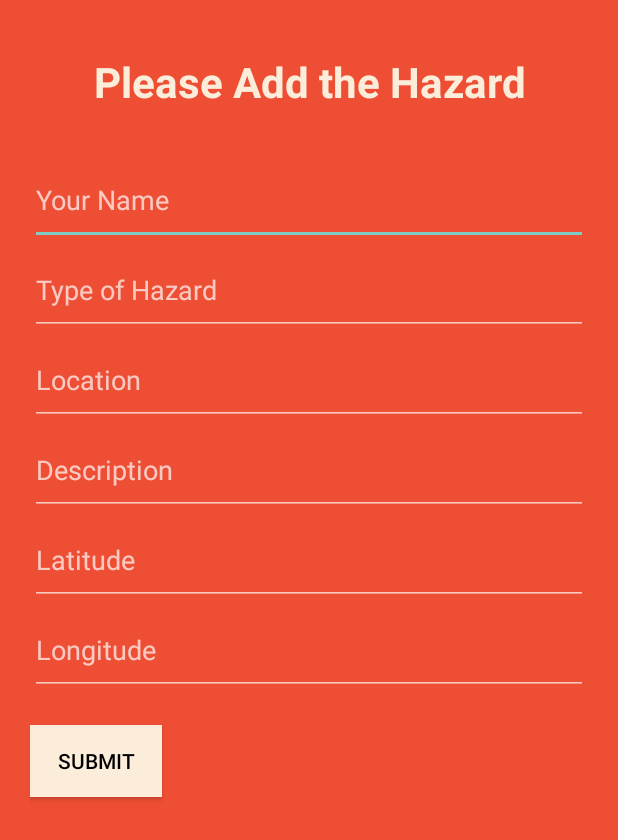
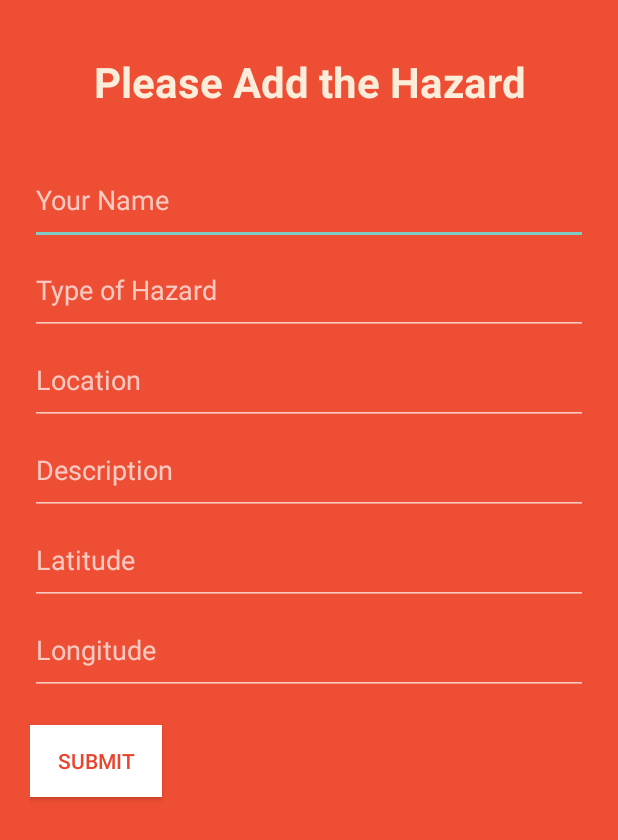
Before and after one commit to JNazrin/road-alert-plus, an Android app: the AddHazard screen opened directly, with no data from a screen before it, on a phone screen of 412 x 824 dp. Shown: the top 840 px of the screen. Run offline under Robolectric (Android 15) with nearby library versions, the phone set to English and light mode, and no system bars; our stand-ins replace Volley.

Commit message:
Rename app and fix ui color

```diff
--- a/GroupProject_ICT602/app/src/main/AndroidManifest.xml
+++ b/GroupProject_ICT602/app/src/main/AndroidManifest.xml
@@ -12,7 +12,7 @@
         android:dataExtractionRules="@xml/data_extraction_rules"
         android:fullBackupContent="@xml/backup_rules"
         android:icon="@mipmap/ic_launcher"
-        android:label="@string/app_name"
+        android:label="RoadAlert+"
         android:supportsRtl="true"
         android:theme="@style/Theme.GroupProject_ICT602"
         android:usesCleartextTraffic="true"
--- a/GroupProject_ICT602/app/src/main/res/layout/about_page.xml
+++ b/GroupProject_ICT602/app/src/main/res/layout/about_page.xml
@@ -248,8 +248,9 @@
                 android:layout_width="wrap_content"
                 android:layout_height="wrap_content"
                 android:layout_marginBottom="22dp"
-                android:background="#EE4E34"
-                android:text="Github"
+                android:background="@color/orange"
+                android:textColor="@color/white"
+                android:text="GitHub"
                 app:layout_constraintBottom_toBottomOf="parent"
                 app:layout_constraintEnd_toEndOf="parent"
                 app:layout_constraintHorizontal_bias="0.498"
--- a/GroupProject_ICT602/app/src/main/res/layout/add_hazard.xml
+++ b/GroupProject_ICT602/app/src/main/res/layout/add_hazard.xml
@@ -71,7 +71,7 @@
         android:layout_width="wrap_content"
         android:layout_height="wrap_content"
         android:text="Submit"
-        android:background="#FCEDDA"
-        android:textColor="@color/black"
+        android:background="@color/white"
+        android:textColor="@color/orange"
         android:layout_marginTop="20dp"/>
 </LinearLayout>
--- a/GroupProject_ICT602/app/src/main/res/values-night/themes.xml
+++ b/GroupProject_ICT602/app/src/main/res/values-night/themes.xml
@@ -2,15 +2,15 @@
     <!-- Base application theme. -->
     <style name="Theme.GroupProject_ICT602" parent="Theme.MaterialComponents.DayNight.DarkActionBar">
         <!-- Primary brand color. -->
-        <item name="colorPrimary">@color/purple_200</item>
-        <item name="colorPrimaryVariant">@color/purple_700</item>
+        <item name="colorPrimary">@color/orange</item>
+        <item name="colorPrimaryVariant">@color/orange2</item>
         <item name="colorOnPrimary">@color/black</item>
         <!-- Secondary brand color. -->
-        <item name="colorSecondary">@color/teal_200</item>
-        <item name="colorSecondaryVariant">@color/teal_200</item>
+        <item name="colorSecondary">@color/orange</item>
+        <item name="colorSecondaryVariant">@color/orange2</item>
         <item name="colorOnSecondary">@color/black</item>
         <!-- Status bar color. -->
-        <item name="android:statusBarColor">?attr/colorPrimaryVariant</item>
+        <item name="android:statusBarColor">@color/transparent</item>
         <!-- Customize your theme here. -->
     </style>
 </resources>
--- a/GroupProject_ICT602/app/src/main/res/values/colors.xml
+++ b/GroupProject_ICT602/app/src/main/res/values/colors.xml
@@ -7,4 +7,7 @@
     <color name="teal_700">#FF018786</color>
     <color name="black">#FF000000</color>
     <color name="white">#FFFFFFFF</color>
+    <color name="orange">#eb442e</color>
+    <color name="orange2">#ff948c</color>
+    <color name="transparent">#00FFFFFF </color>
 </resources>
--- a/GroupProject_ICT602/app/src/main/res/values/themes.xml
+++ b/GroupProject_ICT602/app/src/main/res/values/themes.xml
@@ -2,15 +2,15 @@
     <!-- Base application theme. -->
     <style name="Theme.GroupProject_ICT602" parent="Theme.AppCompat.NoActionBar">
         <!-- Primary brand color. -->
-        <item name="colorPrimary">@color/purple_500</item>
-        <item name="colorPrimaryVariant">@color/purple_700</item>
+        <item name="colorPrimary">@color/orange</item>
+        <item name="colorPrimaryVariant">@color/orange2</item>
         <item name="colorOnPrimary">@color/white</item>
         <!-- Secondary brand color. -->
-        <item name="colorSecondary">@color/teal_200</item>
-        <item name="colorSecondaryVariant">@color/teal_700</item>
+        <item name="colorSecondary">@color/orange</item>
+        <item name="colorSecondaryVariant">@color/orange2</item>
         <item name="colorOnSecondary">@color/black</item>
         <!-- Status bar color. -->
-        <item name="android:statusBarColor">?attr/colorPrimaryVariant</item>
+        <item name="android:statusBarColor">@color/transparent</item>
         <!-- Customize your theme here. -->
     </style>
 </resources>
```
